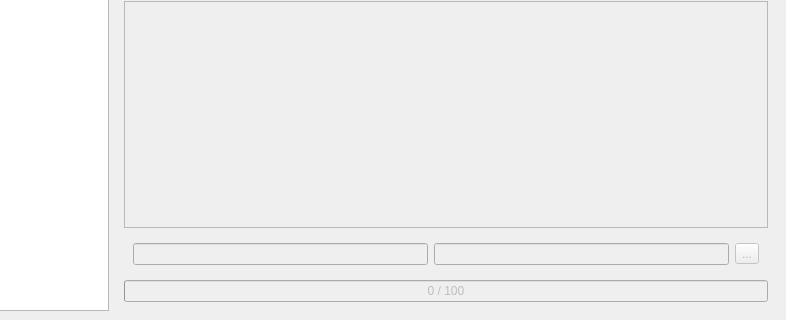
Above: mainwin.ui from samstyle/transtext before the change; both pictures show x 100 to 886 and y 92 to 412 of the 886 by 412 pixel window. Below: the same form after it.
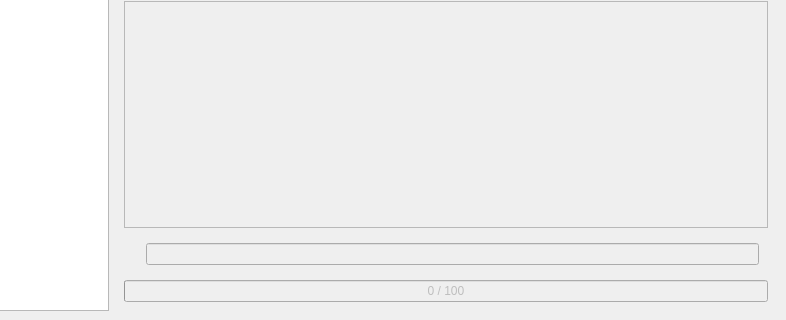
That is the form after the change. Icons and pictures are not drawn.

```diff
--- a/mainwin.ui
+++ b/mainwin.ui
@@ -88,15 +88,9 @@
         <widget class="QWidget" name="widFind" native="true">
          <layout class="QHBoxLayout" name="horizontalLayout_3">
           <item>
-           <widget class="QLineEdit" name="leFind"/>
-          </item>
-          <item>
-           <widget class="QLineEdit" name="leReplace"/>
-          </item>
-          <item>
-           <widget class="QToolButton" name="tbReplace">
+           <widget class="QLabel" name="label">
             <property name="text">
-             <string>...</string>
+             <string/>
             </property>
             <property name="icon">
              <iconset resource="resources.qrc">
@@ -104,6 +98,9 @@
             </property>
            </widget>
           </item>
+          <item>
+           <widget class="QLineEdit" name="leFind"/>
+          </item>
          </layout>
         </widget>
        </item>
```
Left out of the diff: 14 changed lines with no effect on the pictures.
